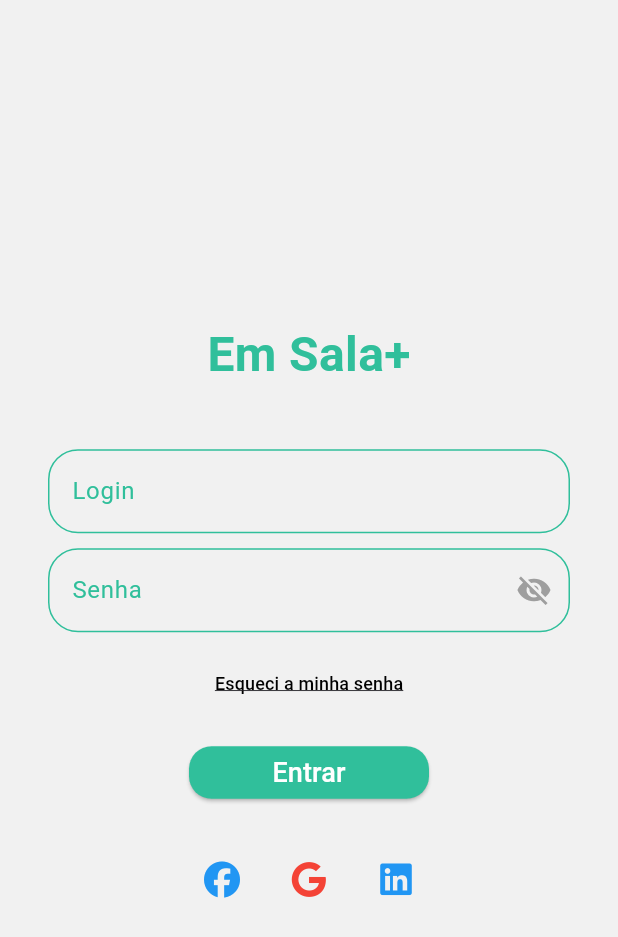
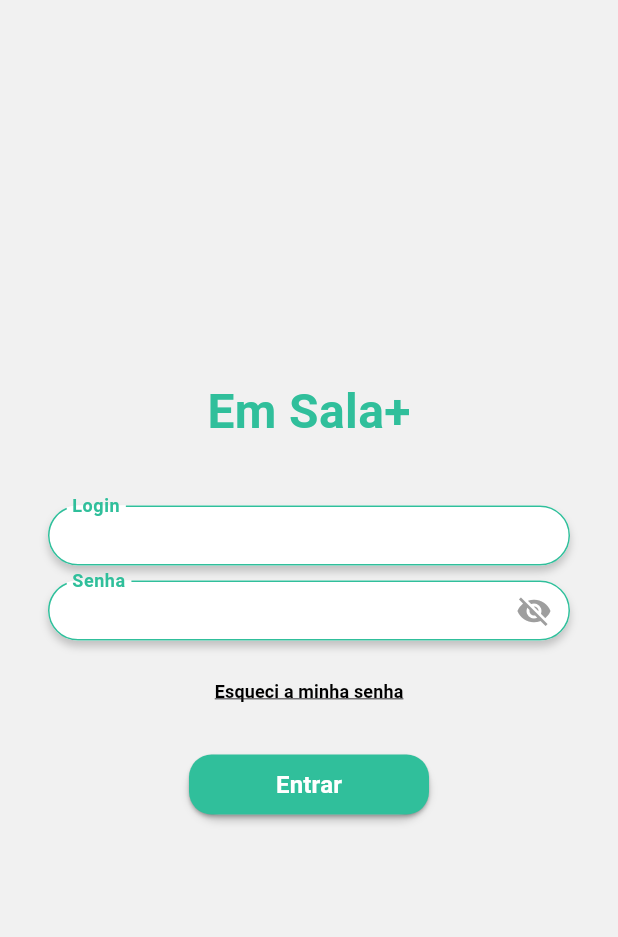
Before and after one commit to pdromarks/EmSalaMais, a Flutter app: the screen it shows after launch, on a phone screen of 412 x 824 dp. Shown: the top 937 px of the screen. Run offline on Flutter 3.47's test engine with Material 3 defaults, Android fonts, the phone set to English and light mode, and no system bars; our stand-ins replace font_awesome_flutter.

Commit message:
Correções estéticas

```diff
--- a/lib/Widgets/CustomBtn.dart
+++ b/lib/Widgets/CustomBtn.dart
@@ -17,7 +17,18 @@ class CustomButton extends StatelessWidget {
   @override
   Widget build(BuildContext context) {
     return Container(
-      height: 35,
+decoration: BoxDecoration(
+    color: Colors.white,
+    borderRadius: BorderRadius.circular(20),
+    boxShadow: [
+      BoxShadow(
+        color: Colors.black.withOpacity(0.2),
+        blurRadius: 4,
+        offset: Offset(0, 4),
+      ),
+    ],
+  ),
+      height: 40,
       width: 160,
       child: SizedBox(
         width: double.infinity,
@@ -32,7 +43,11 @@ class CustomButton extends StatelessWidget {
           ),
           child: Text(
             text,
-            style: const TextStyle(fontSize: 18, color: Colors.white),
+            style: const TextStyle(
+              fontSize: 16,
+              color: Colors.white,
+              fontWeight: FontWeight.w600,
+            ),
           ),
         ),
       ),
--- a/lib/Widgets/CustomTf.dart
+++ b/lib/Widgets/CustomTf.dart
@@ -6,6 +6,7 @@ class CustomTextField extends StatefulWidget {
   final TextEditingController? controller;
   final Color? labelColor;
   final Color? borderColor;
+  final Color? backgroundColor; // Adicionando a cor de fundo
 
   const CustomTextField({
     super.key,
@@ -14,6 +15,7 @@ class CustomTextField extends StatefulWidget {
     this.controller,
     this.labelColor,
     this.borderColor,
+    this.backgroundColor,
   });
 
   @override
@@ -21,34 +23,51 @@ class CustomTextField extends StatefulWidget {
 }
 
 class _CustomTextFieldState extends State<CustomTextField> {
-  bool _obscureText = true; // Estado para controlar a visibilidade da senha
+  bool _obscureText = true;
 
   @override
   Widget build(BuildContext context) {
-    return TextField(
+    return Container(
+      height: 40,
+      decoration: BoxDecoration(
+    color: Colors.white,
+    borderRadius: BorderRadius.circular(20),
+    boxShadow: [
+      BoxShadow(
+        color: Colors.black.withOpacity(0.2),
+        blurRadius: 4,
+        offset: Offset(0, 4),
+      ),
+    ],
+  ),
+      child: TextField(
         controller: widget.controller,
         obscureText: widget.isPassword ? _obscureText : false,
         decoration: InputDecoration(
           labelText: widget.label,
           labelStyle: TextStyle(
-          color: widget.labelColor ?? Colors.black, // Define a cor do label
+            color: widget.labelColor ?? Colors.black,
+            fontWeight: FontWeight.bold,
           ),
+          filled: true,
+          fillColor: widget.backgroundColor ?? Colors.white,
+          floatingLabelBehavior: FloatingLabelBehavior.always,
           border: OutlineInputBorder(
             borderRadius: BorderRadius.circular(20),
             borderSide: BorderSide(
-            color: widget.borderColor ?? Colors.grey, // Define a cor da borda
+              color: widget.borderColor ?? Colors.grey,
             ),
           ),
           enabledBorder: OutlineInputBorder(
             borderRadius: BorderRadius.circular(20),
             borderSide: BorderSide(
-            color: widget.borderColor ?? Colors.grey, // Borda quando não focado
+              color: widget.borderColor ?? Colors.grey,
             ),
           ),
           focusedBorder: OutlineInputBorder(
             borderRadius: BorderRadius.circular(20),
             borderSide: BorderSide(
-            color: widget.borderColor ?? Colors.teal, // Borda quando focado
+              color: widget.borderColor ?? Colors.teal,
               width: 2.0,
             ),
           ),
@@ -60,12 +79,13 @@ class _CustomTextFieldState extends State<CustomTextField> {
                   ),
                   onPressed: () {
                     setState(() {
-                    _obscureText = !_obscureText; // Alterna a visibilidade
+                      _obscureText = !_obscureText;
                     });
                   },
                 )
               : null,
         ),
+      ),
     );
   }
 }
--- a/lib/main.dart
+++ b/lib/main.dart
@@ -60,6 +60,7 @@ class LoginScreen extends StatelessWidget {
                     color: Colors.black,
                     decoration: TextDecoration.underline,
                     fontSize: 12,
+                    fontWeight: FontWeight.w600,
                   ),
                 ),
               ),
@@ -70,34 +71,34 @@ class LoginScreen extends StatelessWidget {
                 backgroundColor: AppColors.ciano,
               ),
               const SizedBox(height: 30),
-              Row(
-                mainAxisAlignment: MainAxisAlignment.center,
-                children: [
-                  IconButton(
-                    icon: const FaIcon(
-                      FontAwesomeIcons.facebook,
-                      color: Colors.blue,
-                    ),
-                    onPressed: () {},
-                  ),
-                  const SizedBox(width: 10,),
-                  IconButton(
-                    icon: const FaIcon(
-                      FontAwesomeIcons.google,
-                      color: Colors.red,
-                    ),
-                    onPressed: () {},
-                  ),
-                  const SizedBox(width: 10,),
-                  IconButton(
-                    icon: const FaIcon(
-                      FontAwesomeIcons.linkedin,
-                      color: Colors.blue,
-                    ),
-                    onPressed: () {},
-                  ),
-                ],
-              ),
+              // Row(
+              //   mainAxisAlignment: MainAxisAlignment.center,
+              //   children: [
+              //     IconButton(
+              //       icon: const FaIcon(
+              //         FontAwesomeIcons.facebook,
+              //         color: Colors.blue,
+              //       ),
+              //       onPressed: () {},
+              //     ),
+              //     const SizedBox(width: 10,),
+              //     IconButton(
+              //       icon: const FaIcon(
+              //         FontAwesomeIcons.google,
+              //         color: Colors.red,
+              //       ),
+              //       onPressed: () {},
+              //     ),
+              //     const SizedBox(width: 10,),
+              //     IconButton(
+              //       icon: const FaIcon(
+              //         FontAwesomeIcons.linkedin,
+              //         color: Colors.blue,
+              //       ),
+              //       onPressed: () {},
+              //     ),
+              //   ],
+              // ),
             ],
           ),
         ),
```
Lines whose indentation alone changed are shown as unchanged.
